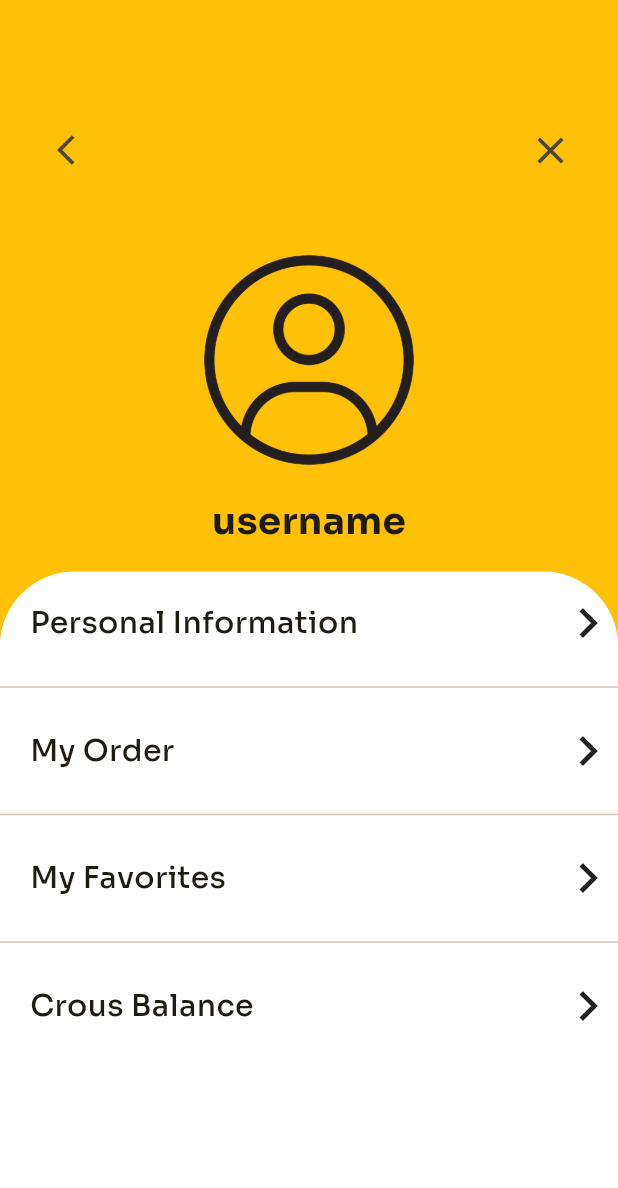
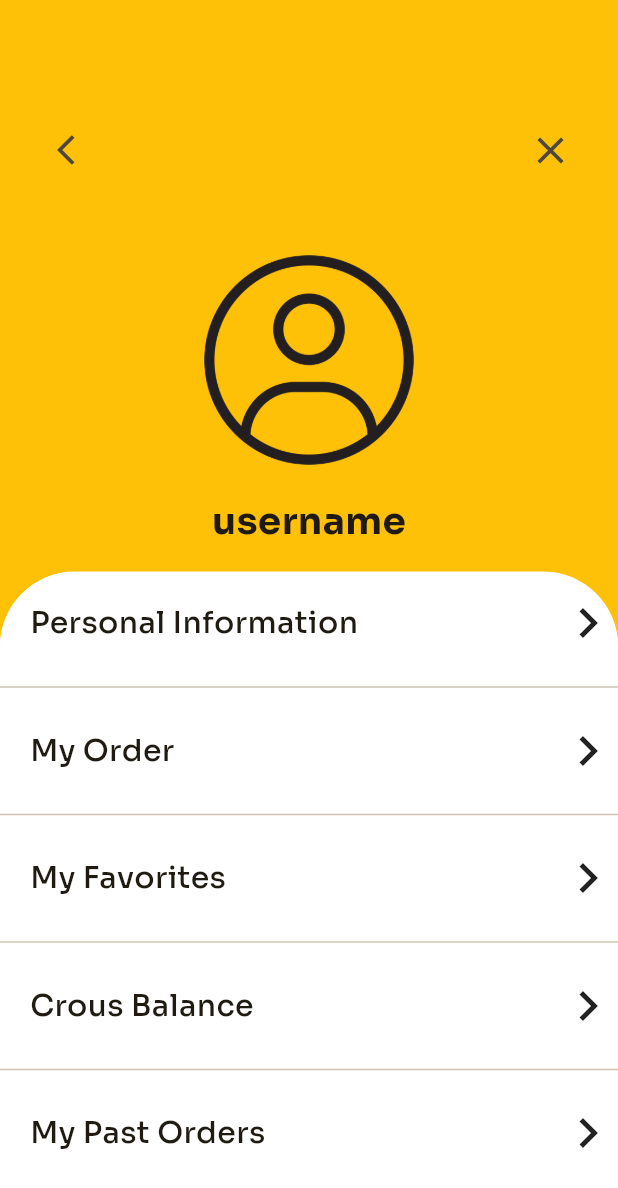
Before and after one commit to Matheo-delaunay/imt-framework-front, a Flutter app: the ProfilePage screen opened directly, on a phone screen of 412 x 824 dp. Shown: the top 1188 px of the screen. Run offline on Flutter 3.47's test engine with Material 2 defaults, Android fonts, the phone set to English and light mode, and no system bars; our stand-ins replace simple_animations, supercharged.

Commit message:
fix: add 'my past orders'

```diff
--- a/lib/views/pages/profile_page.dart
+++ b/lib/views/pages/profile_page.dart
@@ -14,7 +14,8 @@ class _ProfilePageState extends State<ProfilePage> {
     'Personal Information',
     'My Order',
     'My Favorites',
-    'Crous Balance'
+    'Crous Balance',
+    'My Past Orders'
   ];
 
 
```
